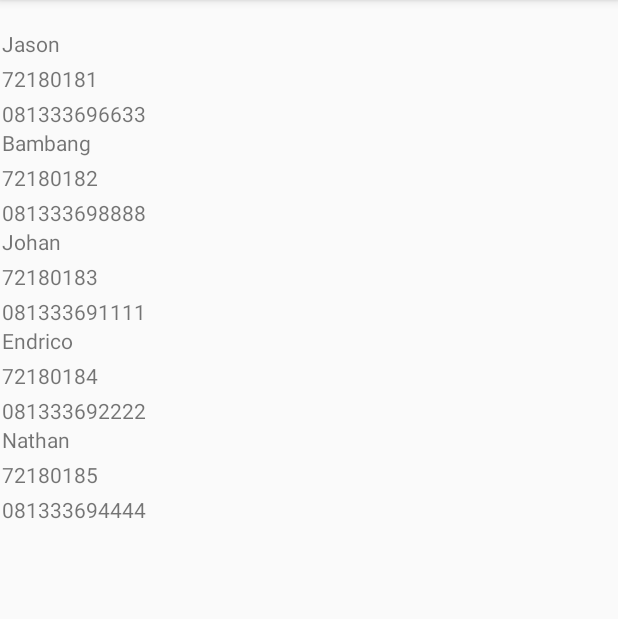
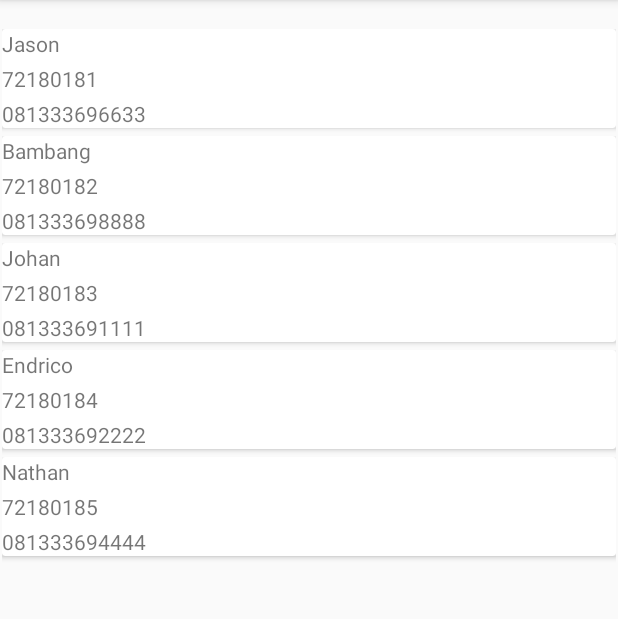
Before and after one commit to jason-si181/Progmob-2020, an Android app: the CardViewActivity screen opened directly, with no data from a screen before it, on a phone screen of 412 x 824 dp, the part 84-703 px from its top. Run offline under Robolectric (Android 15) with nearby library versions, the phone set to English and light mode, and no system bars.

Commit message:
Tugas 3 Card View
Progmob CardView Done

```diff
--- a/app/build.gradle
+++ b/app/build.gradle
@@ -30,4 +30,5 @@ dependencies {
     androidTestImplementation 'androidx.test.ext:junit:1.1.1'
     androidTestImplementation 'androidx.test.espresso:espresso-core:3.2.0'
     implementation "androidx.recyclerview:recyclerview:1.1.0"
+    implementation "androidx.cardview:cardview:1.0.0"
 }
--- a/app/src/main/AndroidManifest.xml
+++ b/app/src/main/AndroidManifest.xml
@@ -9,7 +9,8 @@
         android:roundIcon="@mipmap/ic_launcher_round"
         android:supportsRtl="true"
         android:theme="@style/AppTheme">
-        <activity android:name=".Pertemuan2.RecyclerActivity"></activity>
+        <activity android:name=".Pertemuan2.CardViewActivity"></activity>
+        <activity android:name=".Pertemuan2.RecyclerActivity" />
         <activity android:name=".Pertemuan2.ListActivity" />
         <activity android:name=".TrackerActivity" />
         <activity android:name=".HelpActivity" />
--- a/app/src/main/java/com/example/myfirstapp/Adapter/MahasiswaRecyclerAdapter.java
+++ b/app/src/main/java/com/example/myfirstapp/Adapter/MahasiswaRecyclerAdapter.java
@@ -36,7 +36,7 @@ public class MahasiswaRecyclerAdapter extends RecyclerView.Adapter<MahasiswaRecy
     @NonNull
     @Override
     public ViewHolder onCreateViewHolder(@NonNull ViewGroup parent, int viewType) {
-        View v = LayoutInflater.from(context).inflate(R.layout.item_list_recycler,parent,false);
+        View v = LayoutInflater.from(context).inflate(R.layout.item_list_cardview,parent,false);
         return new ViewHolder(v);
     }
 
--- a/app/src/main/java/com/example/myfirstapp/MainActivity.java
+++ b/app/src/main/java/com/example/myfirstapp/MainActivity.java
@@ -9,6 +9,7 @@ import android.widget.Button;
 import android.widget.EditText;
 import android.widget.TextView;
 
+import com.example.myfirstapp.Pertemuan2.CardViewActivity;
 import com.example.myfirstapp.Pertemuan2.ListActivity;
 import com.example.myfirstapp.Pertemuan2.RecyclerActivity;
 
@@ -73,5 +74,12 @@ public class MainActivity extends AppCompatActivity {
                 startActivity(intent);
             }
         });
+        btnCard.setOnClickListener(new View.OnClickListener() {
+            @Override
+            public void onClick(View v) {
+                Intent intent = new Intent(MainActivity.this, CardViewActivity.class);
+                startActivity(intent);
+            }
+        });
     }
 }
--- a/app/src/main/java/com/example/myfirstapp/Pertemuan2/RecyclerActivity.java
+++ b/app/src/main/java/com/example/myfirstapp/Pertemuan2/CardViewActivity.java
@@ -13,14 +13,14 @@ import com.example.myfirstapp.R;
 import java.util.ArrayList;
 import java.util.List;
 
-public class RecyclerActivity extends AppCompatActivity {
+public class CardViewActivity extends AppCompatActivity {
 
     @Override
     protected void onCreate(Bundle savedInstanceState) {
         super.onCreate(savedInstanceState);
-        setContentView(R.layout.activity_recycler);
+        setContentView(R.layout.activity_card_view);
 
-        RecyclerView rv = (RecyclerView)findViewById(R.id.rvLatihan);
+        RecyclerView rv = (RecyclerView)findViewById(R.id.cvLatihan);
         MahasiswaRecyclerAdapter mahasiswaRecyclerAdapter;
 
         //data dummy
@@ -39,10 +39,10 @@ public class RecyclerActivity extends AppCompatActivity {
         mahasiswaList.add(m4);
         mahasiswaList.add(m5);
 
-        mahasiswaRecyclerAdapter = new MahasiswaRecyclerAdapter(RecyclerActivity.this);
+        mahasiswaRecyclerAdapter = new MahasiswaRecyclerAdapter(CardViewActivity.this);
         mahasiswaRecyclerAdapter.setMahasiswaList(mahasiswaList);
 
-        rv.setLayoutManager(new LinearLayoutManager(RecyclerActivity.this));
+        rv.setLayoutManager(new LinearLayoutManager(CardViewActivity.this));
         rv.setAdapter(mahasiswaRecyclerAdapter);
     }
 }
--- a/app/src/main/res/layout/activity_recycler.xml
+++ b/app/src/main/res/layout/activity_card_view.xml
@@ -7,7 +7,7 @@
     tools:context=".Pertemuan2.RecyclerActivity">
 
     <androidx.recyclerview.widget.RecyclerView
-        android:id="@+id/rvLatihan"
+        android:id="@+id/cvLatihan"
         android:layout_width="409dp"
         android:layout_height="729dp"
         app:layout_constraintBottom_toBottomOf="parent"
--- /dev/null
+++ b/app/src/main/res/layout/item_list_cardview.xml
@@ -0,0 +1,59 @@
+<?xml version="1.0" encoding="utf-8"?>
+<LinearLayout xmlns:android="http://schemas.android.com/apk/res/android"
+    xmlns:app="http://schemas.android.com/apk/res-auto"
+    xmlns:tools="http://schemas.android.com/tools"
+    android:layout_width="match_parent"
+    android:layout_height="wrap_content"
+    android:orientation="vertical">
+
+    <androidx.cardview.widget.CardView
+        android:id="@+id/cvMahasiswa"
+        android:layout_width="match_parent"
+        android:layout_height="match_parent"
+        android:layout_marginBottom="5dp"
+        android:elevation="2dp"
+        app:cardCornerRadius="2dp"
+        app:cardElevation="2dp"
+        app:cardMaxElevation="2dp">
+
+        <androidx.constraintlayout.widget.ConstraintLayout
+            android:layout_width="match_parent"
+            android:layout_height="match_parent"
+            android:layout_weight="1">
+
+            <TextView
+                android:id="@+id/tvNoTelp"
+                android:layout_width="0dp"
+                android:layout_height="wrap_content"
+                android:layout_marginTop="4dp"
+                android:layout_weight="1"
+                android:text="TextView"
+                app:layout_constraintEnd_toEndOf="parent"
+                app:layout_constraintStart_toStartOf="parent"
+                app:layout_constraintTop_toBottomOf="@+id/tvNim" />
+
+            <TextView
+                android:id="@+id/tvNim"
+                android:layout_width="0dp"
+                android:layout_height="wrap_content"
+                android:layout_marginTop="4dp"
+                android:layout_weight="1"
+                android:text="TextView"
+                app:layout_constraintEnd_toEndOf="parent"
+                app:layout_constraintStart_toStartOf="parent"
+                app:layout_constraintTop_toBottomOf="@+id/tvNama" />
+
+            <TextView
+                android:id="@+id/tvNama"
+                android:layout_width="0dp"
+                android:layout_height="wrap_content"
+                android:layout_weight="1"
+                android:text="TextView"
+                app:layout_constraintEnd_toEndOf="parent"
+                app:layout_constraintStart_toStartOf="parent"
+                app:layout_constraintTop_toTopOf="parent" />
+        </androidx.constraintlayout.widget.ConstraintLayout>
+    </androidx.cardview.widget.CardView>
+
+    />
+</LinearLayout>
```
